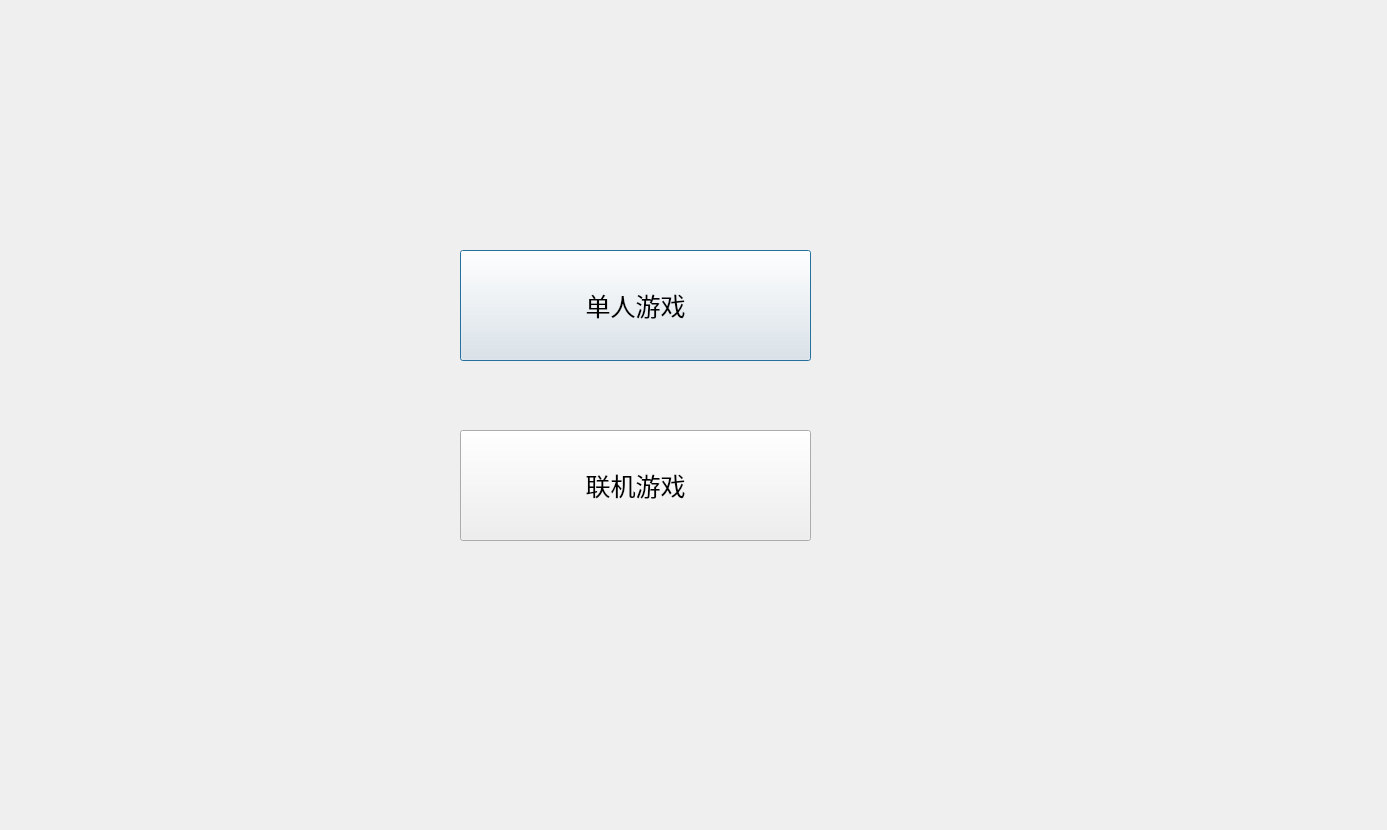
This is surakarta_/mainbegin.ui in lowl6/Surakarta as Qt 5 draws it before an edit. The edited form follows.
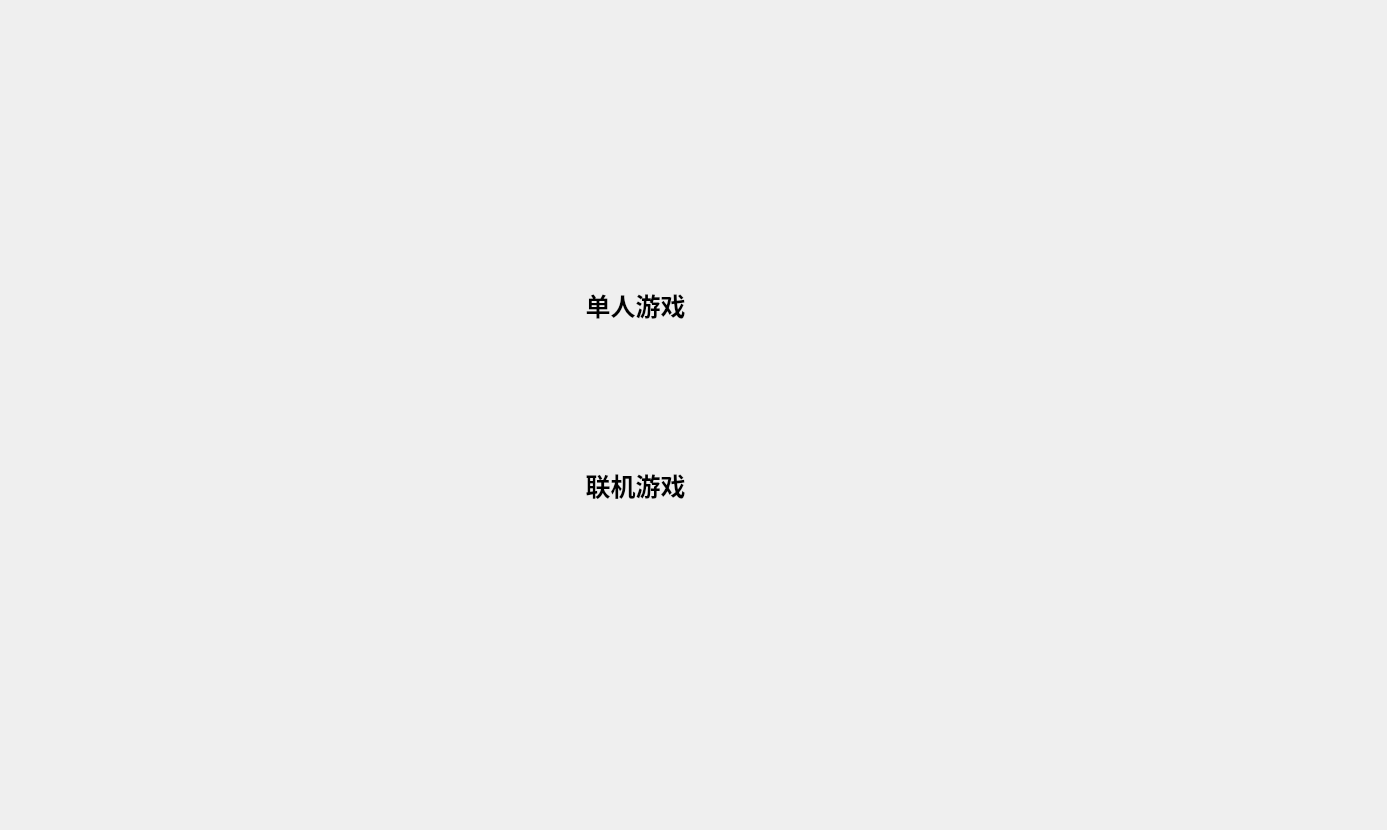
This is the edited form. Icons and pictures are not drawn.

Diff of the .ui file:
```diff
--- a/surakarta_/mainbegin.ui
+++ b/surakarta_/mainbegin.ui
@@ -13,6 +13,9 @@
   <property name="windowTitle">
    <string>Dialog</string>
   </property>
+  <property name="styleSheet">
+   <string notr="true">#mainbegin{background-image:url(:/Resources/08cb3185837180b6f109f8be38121a0.jpg);}</string>
+  </property>
   <widget class="QPushButton" name="single">
    <property name="geometry">
     <rect>
@@ -26,7 +29,7 @@
     <font>
      <family>Playbill</family>
      <pointsize>19</pointsize>
-     <bold>false</bold>
+     <bold>true</bold>
     </font>
    </property>
    <property name="text">
@@ -38,6 +41,9 @@
      <height>20</height>
     </size>
    </property>
+   <property name="flat">
+    <bool>true</bool>
+   </property>
   </widget>
   <widget class="QPushButton" name="online">
    <property name="geometry">
@@ -52,7 +58,7 @@
     <font>
      <family>Playbill</family>
      <pointsize>19</pointsize>
-     <bold>false</bold>
+     <bold>true</bold>
     </font>
    </property>
    <property name="text">
@@ -64,6 +70,9 @@
      <height>20</height>
     </size>
    </property>
+   <property name="flat">
+    <bool>true</bool>
+   </property>
   </widget>
  </widget>
  <resources/>
```
